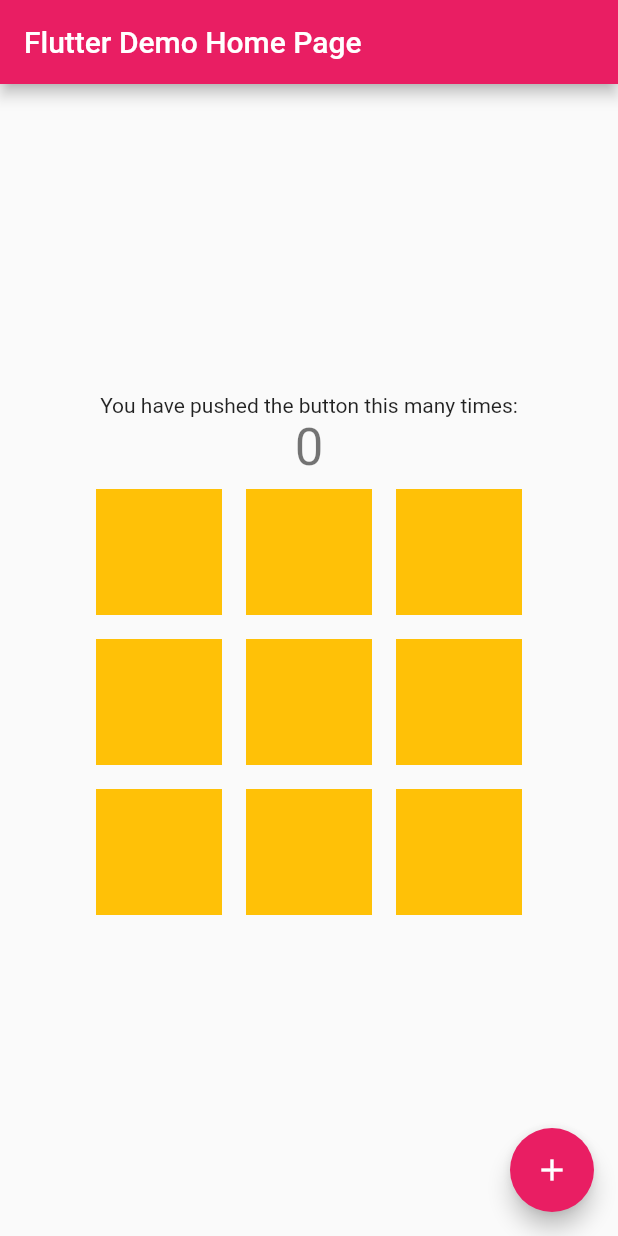
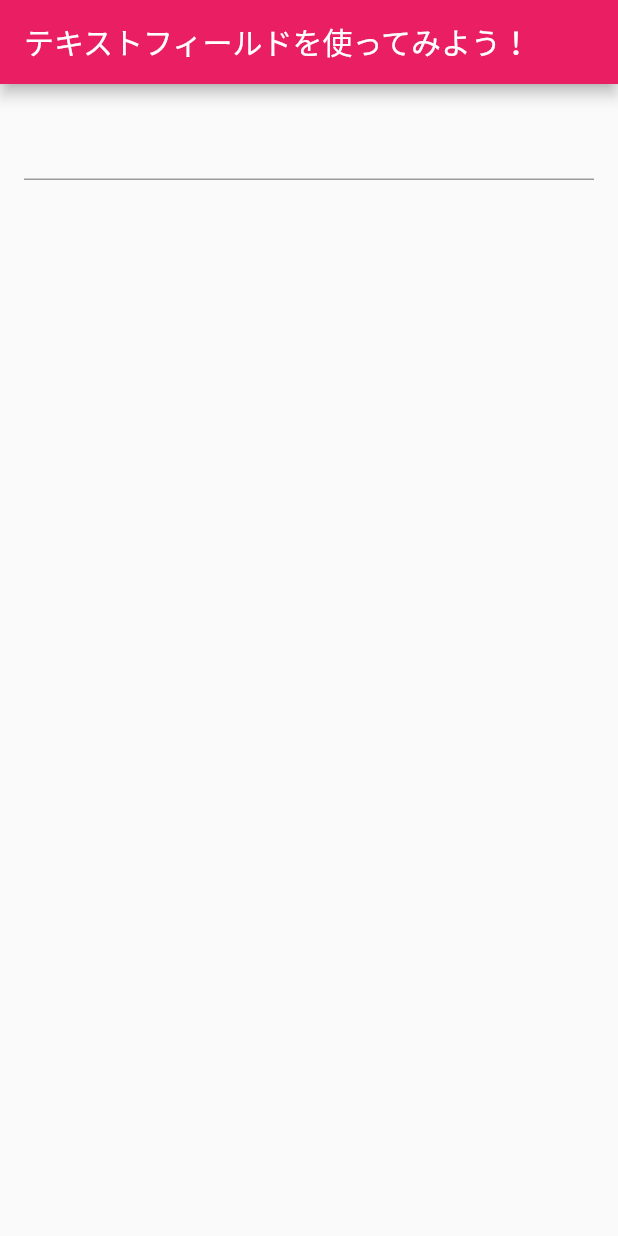
Before and after one commit to mixigroup/2022BeginnerTrainingFlutter, a Flutter app: the screen it shows after launch, on a phone screen of 412 x 824 dp. Run offline on Flutter 3.47's test engine with Material 2 defaults, Android fonts, the phone set to English and light mode, and no system bars.

Commit message:
textfield 追加

```diff
--- a/lib/main.dart
+++ b/lib/main.dart
@@ -1,4 +1,5 @@
 import 'package:beginner_training_flutter/my_home_page.dart'; // 移動させたので import してね！
+import 'package:beginner_training_flutter/text_field_page.dart';
 import 'package:flutter/material.dart';
 
 // 中枢！main.dart の main() が最初に呼ばれる
@@ -37,7 +38,7 @@ class MyApp extends StatelessWidget {
       ),
       // 最初に表示させるページをは下の MyHomePage だね
       // 引数として title 渡してる（無くてもいいよ）
-      home: const MyHomePage(title: 'Flutter Demo Home Page'),
+      home: const TextFieldPage(),
     );
   }
 }
--- /dev/null
+++ b/lib/text_field_page.dart
@@ -0,0 +1,18 @@
+import 'package:flutter/material.dart';
+
+class TextFieldPage extends StatelessWidget {
+  const TextFieldPage({Key? key}) : super(key: key);
+
+  @override
+  Widget build(BuildContext context) {
+    return Scaffold(
+      appBar: AppBar(
+        title: const Text("テキストフィールドを使ってみよう！"),
+      ),
+      body: const Padding(
+        padding: EdgeInsets.all(16.0),
+        child: TextField(),
+      ),
+    );
+  }
+}
```
